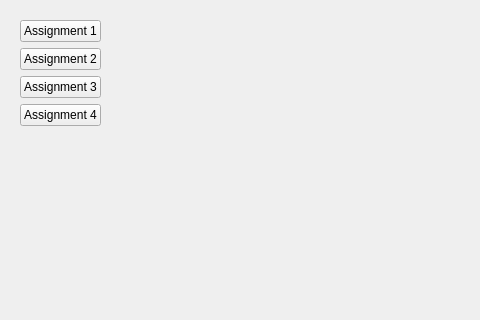
Old version of the form MayaPy/resources/widget/MayaPyHomeWidget/Widget.ui in the repository kylerosacker/CIS410-Graphics-Python; both pictures show x 0 to 480 and y 0 to 320 of the 608 by 422 pixel window.
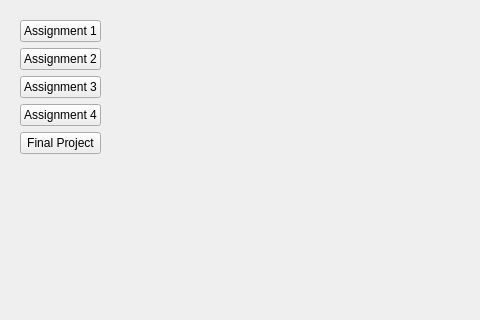
New version of the form.

The edit to the form file:
```diff
--- a/MayaPy/resources/widget/MayaPyHomeWidget/Widget.ui
+++ b/MayaPy/resources/widget/MayaPyHomeWidget/Widget.ui
@@ -45,6 +45,13 @@
         </property>
        </widget>
       </item>
+      <item>
+       <widget class="QPushButton" name="finalBtn">
+        <property name="text">
+         <string>Final Project</string>
+        </property>
+       </widget>
+      </item>
       <item>
        <spacer name="verticalSpacer">
         <property name="orientation">
```
